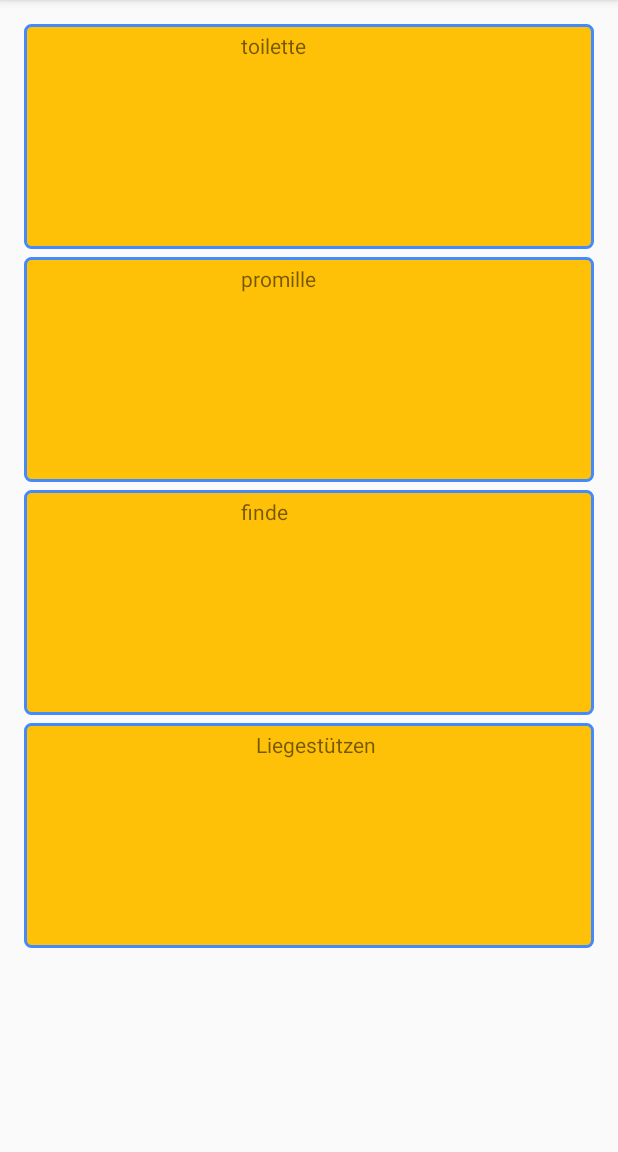
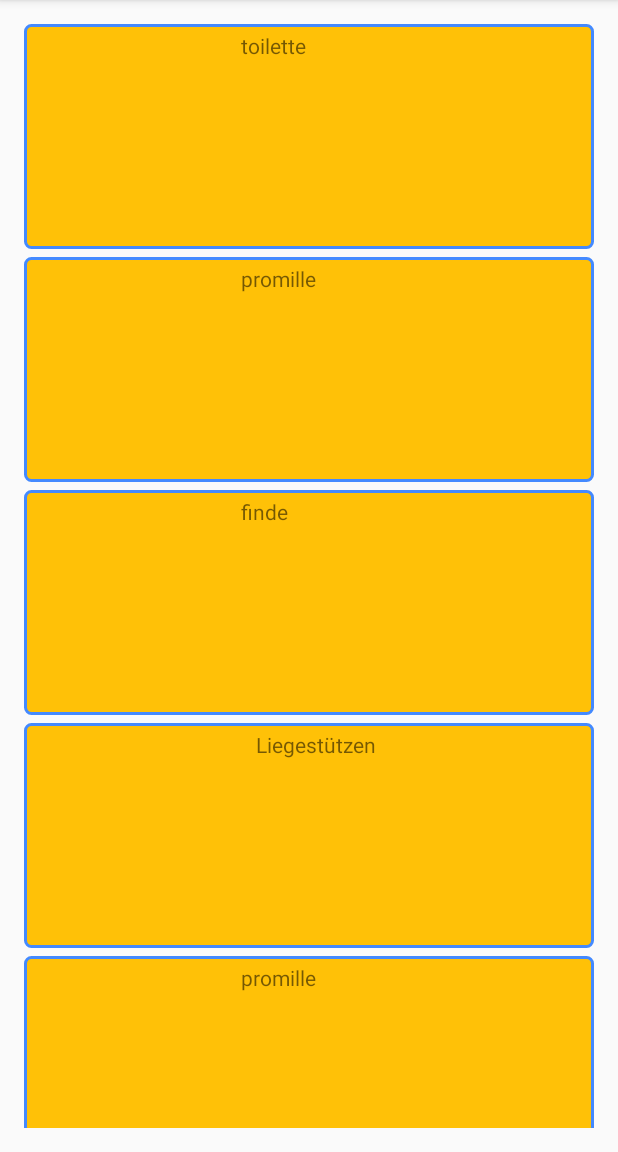
Before and after one commit to ToolboxBodensee/I-am-drunk, an Android app: the screen it shows after launch (MainActivity), on a phone screen of 412 x 824 dp, the part 84-1236 px from its top. Run offline under Robolectric (Android 15) with nearby library versions, the phone set to English and light mode, and no system bars.

Commit message:
no message

```diff
--- a/Iamdrunk/app/src/main/java/org/toolboxbodensee/iamdrunk/MainActivity.java
+++ b/Iamdrunk/app/src/main/java/org/toolboxbodensee/iamdrunk/MainActivity.java
@@ -21,6 +21,7 @@ public class MainActivity extends Activity {
         LinearLayout finde = (LinearLayout)findViewById(R.id.finde);
         LinearLayout promille = (LinearLayout)findViewById(R.id.promille);
         LinearLayout liegestutzen = (LinearLayout)findViewById(R.id.liegestutzen);
+        LinearLayout punktantippen = (LinearLayout) findViewById(R.id.punktantippen);
         toilette.setOnClickListener(new View.OnClickListener() {
             @Override
             public void onClick(View v) {
@@ -47,6 +48,13 @@ public class MainActivity extends Activity {
             @Override
             public void onClick(View v) {
                 Intent intent = new Intent(getApplication(), LiegestutzenActivity.class);
+                startActivity(intent);
+            }
+        });
+        punktantippen.setOnClickListener(new View.OnClickListener() {
+            @Override
+            public void onClick(View v) {
+                Intent intent = new Intent(getApplication(), PunktAntippenMinispielActivity.class);
                 startActivity(intent);
             }
         });
--- a/Iamdrunk/app/src/main/res/layout/activity_main.xml
+++ b/Iamdrunk/app/src/main/res/layout/activity_main.xml
@@ -103,6 +103,27 @@
                     android:text="Liegestützen"
                     android:id="@+id/textView5" />
             </LinearLayout>
+            <LinearLayout
+                android:layout_marginTop="5dp"
+                android:orientation="horizontal"
+                android:layout_width="match_parent"
+                android:layout_height="wrap_content"
+                android:layout_gravity="center_horizontal"
+                android:background="@drawable/shape"
+                android:weightSum="1"
+                android:id="@+id/punktantippen">
+
+                <ImageView
+                    android:layout_width="140dp"
+                    android:layout_height="match_parent"
+                    android:id="@+id/imageView6" />
+
+                <TextView
+                    android:layout_width="wrap_content"
+                    android:layout_height="wrap_content"
+                    android:text="promille"
+                    android:id="@+id/textView7" />
+            </LinearLayout>
 
 
             </LinearLayout>
--- a/Iamdrunk/app/src/main/res/values/strings.xml
+++ b/Iamdrunk/app/src/main/res/values/strings.xml
@@ -9,5 +9,6 @@
     <string name="title_activity_meet_people">MeetPeopleActivity</string>
     <string name="title_activity_gerade_laufen_minispiel">GeradeLaufenMinispielActivity</string>
     <string name="title_activity_liegestutzen">Liegestützen Test</string>
+    <string name="title_activity_punkt_antippen_minispiel">PunktAntippenMinispielActivity</string>
 
 </resources>
```
Also changed, not shown: Iamdrunk/app/src/main/AndroidManifest.xml (+8 -0 lines), Iamdrunk/app/src/main/java/org/toolboxbodensee/iamdrunk/PunktAntippenMinispielActivity.java (added, +37 -0 lines), Iamdrunk/app/src/main/res/layout/activity_punkt_antippen_minispiel.xml (added, +12 -0 lines), Iamdrunk/app/src/main/res/menu/menu_punkt_antippen_minispiel.xml (added, +7 -0 lines), 2 other files.
